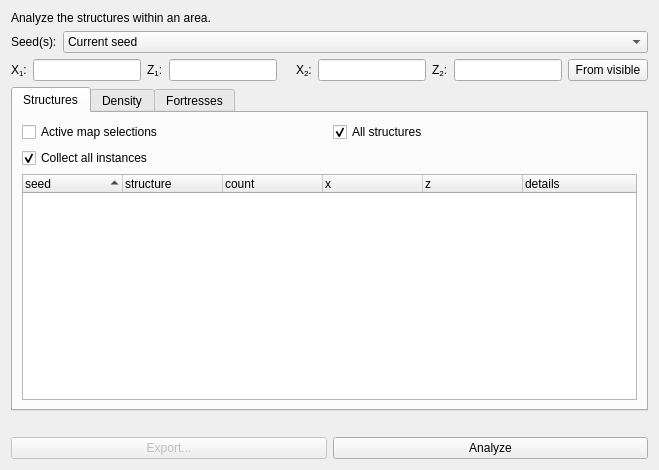
Above: src/tabstructures.ui from DUzzL/Seed-Atlas before the change. Below: the same form after it.
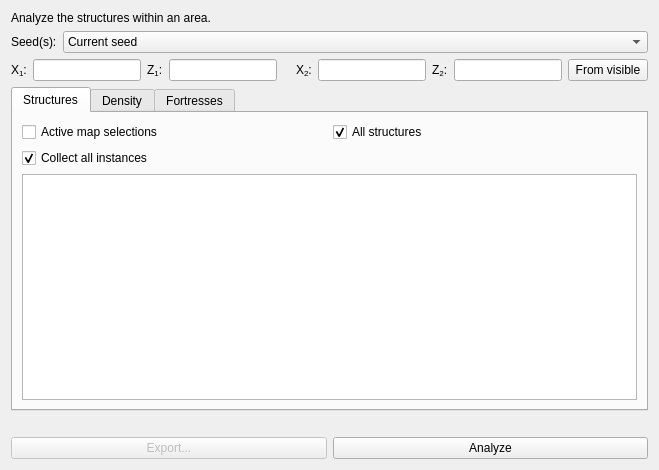
That is the form after the change. Custom widgets are drawn as their Qt base class.

What changed in the file:
```diff
--- a/src/tabstructures.ui
+++ b/src/tabstructures.ui
@@ -111,49 +111,16 @@
         </layout>
        </item>
        <item row="1" column="0">
-        <widget class="ResultTree" name="treeStructs">
+        <widget class="StructureResultView" name="treeStructs">
          <property name="editTriggers">
           <set>QAbstractItemView::NoEditTriggers</set>
          </property>
-         <property name="sortingEnabled">
-          <bool>true</bool>
-         </property>
          <property name="animated">
           <bool>true</bool>
          </property>
          <property name="expandsOnDoubleClick">
           <bool>false</bool>
          </property>
-         <column>
-          <property name="text">
-           <string>seed</string>
-          </property>
-         </column>
-         <column>
-          <property name="text">
-           <string>structure</string>
-          </property>
-         </column>
-         <column>
-          <property name="text">
-           <string>count</string>
-          </property>
-         </column>
-         <column>
-          <property name="text">
-           <string>x</string>
-          </property>
-         </column>
-         <column>
-          <property name="text">
-           <string>z</string>
-          </property>
-         </column>
-         <column>
-          <property name="text">
-           <string>details</string>
-          </property>
-         </column>
         </widget>
        </item>
       </layout>
@@ -462,6 +429,11 @@
   </layout>
  </widget>
  <customwidgets>
+  <customwidget>
+   <class>StructureResultView</class>
+   <extends>QTreeView</extends>
+   <header>src/tabstructures.h</header>
+  </customwidget>
   <customwidget>
    <class>ResultTree</class>
    <extends>QTreeWidget</extends>
```
